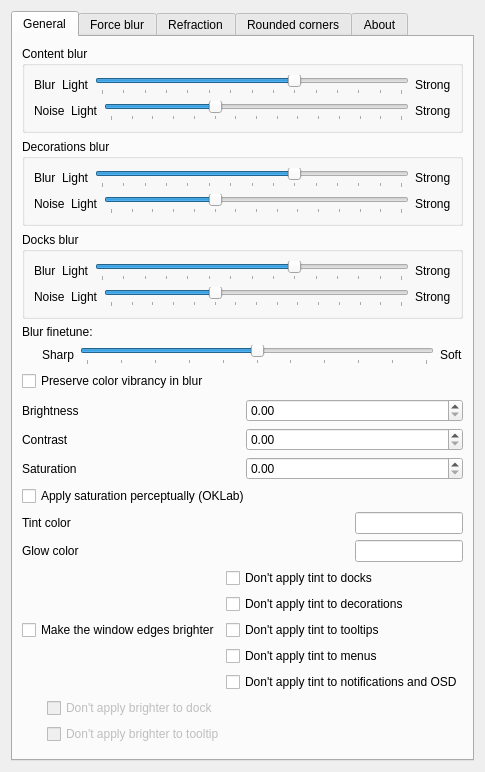
Qt form src/kcm/blur_config.ui (4v3ngR/kwin-effects-glass) before a commit.
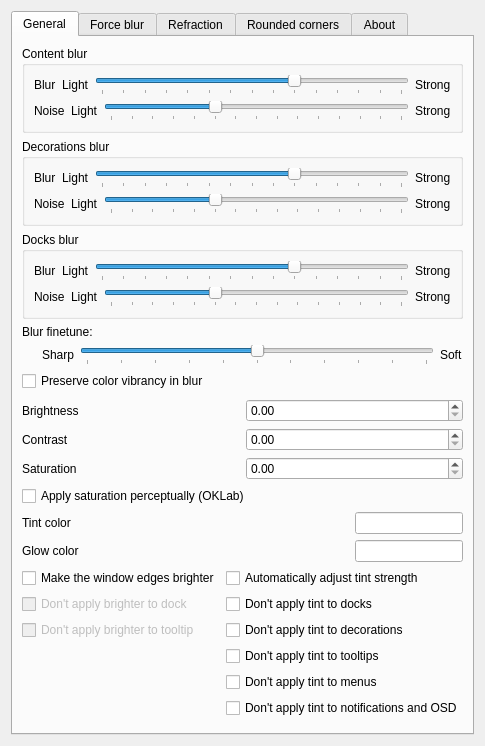
The same form after that commit. Custom widgets are drawn as their Qt base class.

Commit message: update config layout as well as introduce automatic tint strength based on background color

```diff
--- a/src/kcm/blur_config.ui
+++ b/src/kcm/blur_config.ui
@@ -566,12 +566,12 @@
         </layout>
        </item>
        <item>
-        <layout class="QHBoxLayout">
-
+        <layout class="QHBoxLayout" name="tintAndEdgeOptionsLayout">
          <item>
-          <layout class="QVBoxLayout" name="mainOptionsLayout">
-           <item>
-            <layout class="QHBoxLayout" name="topRowLayout">
+          <layout class="QVBoxLayout" name="edgeLightingOptionsLayout">
+           <property name="alignment">
+            <set>Qt::AlignTop</set>
+           </property>
              <item>
               <widget class="QCheckBox" name="kcfg_EdgeLighting">
                <property name="text">
@@ -580,6 +580,28 @@
               </widget>
              </item>
              <item>
+            <widget class="QCheckBox" name="kcfg_EdgeLightingDock">
+             <property name="enabled">
+              <bool>false</bool>
+             </property>
+             <property name="text">
+              <string>Don't apply brighter to dock</string>
+             </property>
+            </widget>
+           </item>
+           <item>
+            <widget class="QCheckBox" name="kcfg_EdgeLightingTooltip">
+             <property name="enabled">
+              <bool>false</bool>
+             </property>
+             <property name="text">
+              <string>Don't apply brighter to tooltip</string>
+             </property>
+            </widget>
+           </item>
+          </layout>
+         </item>
+         <item>
               <spacer name="horizontalSpacerMiddle">
                <property name="orientation">
                 <enum>Qt::Orientation::Horizontal</enum>
@@ -594,6 +616,16 @@
              </item>
              <item>
               <layout class="QVBoxLayout" name="tintExclusionsLayout">
+           <item>
+            <widget class="QCheckBox" name="kcfg_AutoTintAlpha">
+             <property name="text">
+              <string>Automatically adjust tint strength</string>
+             </property>
+             <property name="toolTip">
+              <string>Scales tint strength by comparing the average background color with the text color.</string>
+             </property>
+            </widget>
+           </item>
                <item>
                 <widget class="QCheckBox" name="kcfg_ExcludeDocks">
                  <property name="text">
@@ -631,55 +663,6 @@
                </item>
               </layout>
              </item>
-            </layout>
-           </item>
-           <item>
-            <layout class="QHBoxLayout" name="subOptionsLayout">
-             <item>
-              <spacer name="tabSpacer">
-               <property name="orientation">
-                <enum>Qt::Orientation::Horizontal</enum>
-               </property>
-               <property name="sizeType">
-                <enum>QSizePolicy::Policy::Fixed</enum>
-               </property>
-               <property name="sizeHint" stdset="0">
-                <size>
-                 <width>25</width>
-                 <height>20</height>
-                </size>
-               </property>
-              </spacer>
-             </item>
-             <item>
-              <layout class="QVBoxLayout" name="verticalSubItems">
-               <item>
-                <widget class="QCheckBox" name="kcfg_EdgeLightingDock">
-                 <property name="enabled">
-                  <bool>false</bool>
-                 </property>
-                 <property name="text">
-                  <string>Don't apply brighter to dock</string>
-                 </property>
-                </widget>
-               </item>
-               <item>
-                <widget class="QCheckBox" name="kcfg_EdgeLightingTooltip">
-                 <property name="enabled">
-                  <bool>false</bool>
-                 </property>
-                 <property name="text">
-                  <string>Don't apply brighter to tooltip</string>
-                 </property>
-                </widget>
-               </item>
-              </layout>
-             </item>
-            </layout>
-           </item>
-          </layout>
-         </item>
-
         </layout>
        </item>
        <item>
```
Lines whose indentation alone changed are shown as unchanged. The commit also changes 9 other files.
